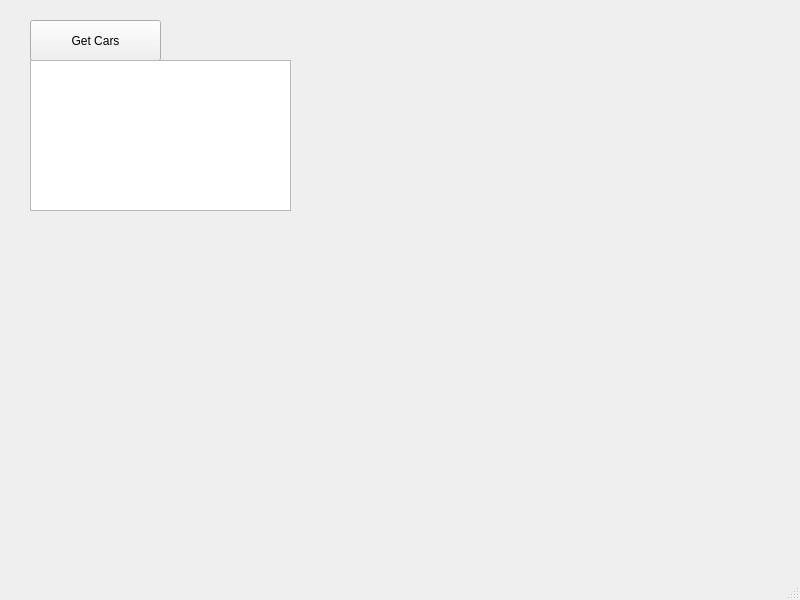
This is Sovellusprojekti/mainwindow.ui in poytakissa/Sovellusprojekti as Qt 5 draws it before an edit. The edited form follows.
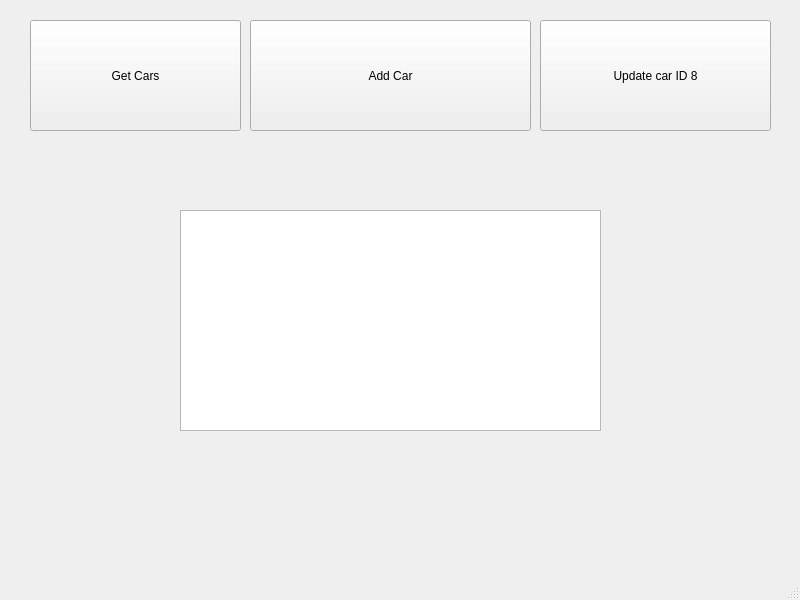
This is the edited form.

Diff of the .ui file:
```diff
--- a/Sovellusprojekti/mainwindow.ui
+++ b/Sovellusprojekti/mainwindow.ui
@@ -19,8 +19,8 @@
      <rect>
       <x>30</x>
       <y>20</y>
-      <width>131</width>
-      <height>41</height>
+      <width>211</width>
+      <height>111</height>
      </rect>
     </property>
     <property name="text">
@@ -30,13 +30,39 @@
    <widget class="QTextEdit" name="CarTable">
     <property name="geometry">
      <rect>
-      <x>30</x>
-      <y>60</y>
-      <width>261</width>
-      <height>151</height>
+      <x>180</x>
+      <y>210</y>
+      <width>421</width>
+      <height>221</height>
      </rect>
     </property>
    </widget>
+   <widget class="QPushButton" name="btngetcar">
+    <property name="geometry">
+     <rect>
+      <x>250</x>
+      <y>20</y>
+      <width>281</width>
+      <height>111</height>
+     </rect>
+    </property>
+    <property name="text">
+     <string>Add Car</string>
+    </property>
+   </widget>
+   <widget class="QPushButton" name="pushButton">
+    <property name="geometry">
+     <rect>
+      <x>540</x>
+      <y>20</y>
+      <width>231</width>
+      <height>111</height>
+     </rect>
+    </property>
+    <property name="text">
+     <string>Update car ID 8</string>
+    </property>
+   </widget>
   </widget>
   <widget class="QMenuBar" name="menubar">
    <property name="geometry">
```
